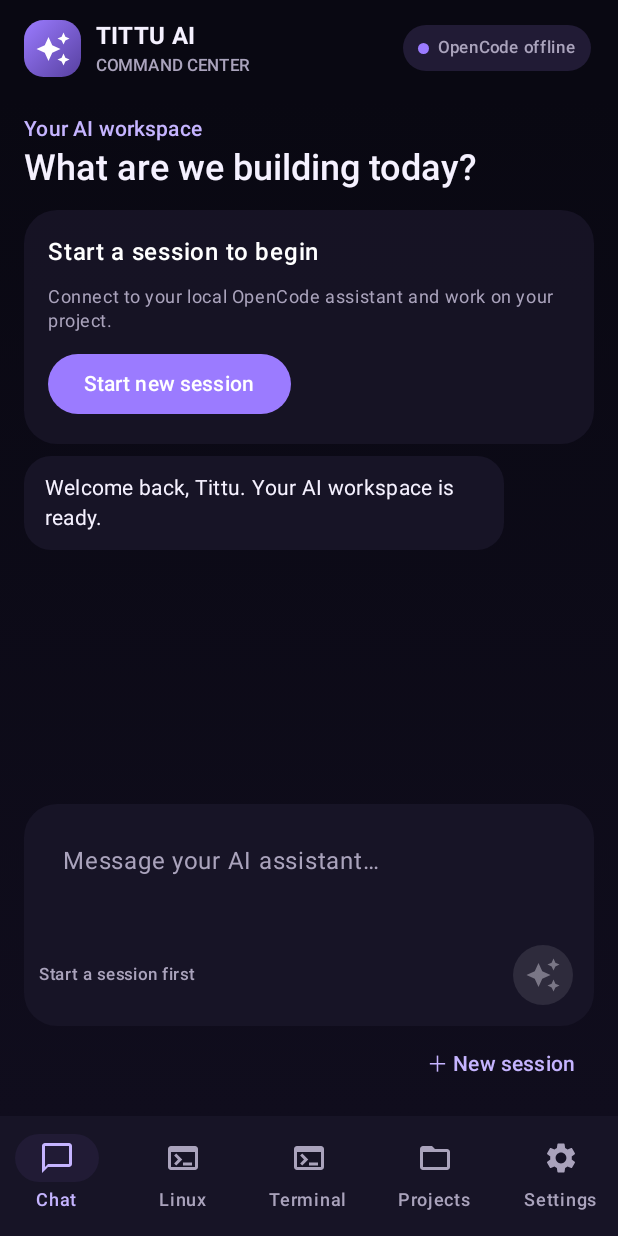
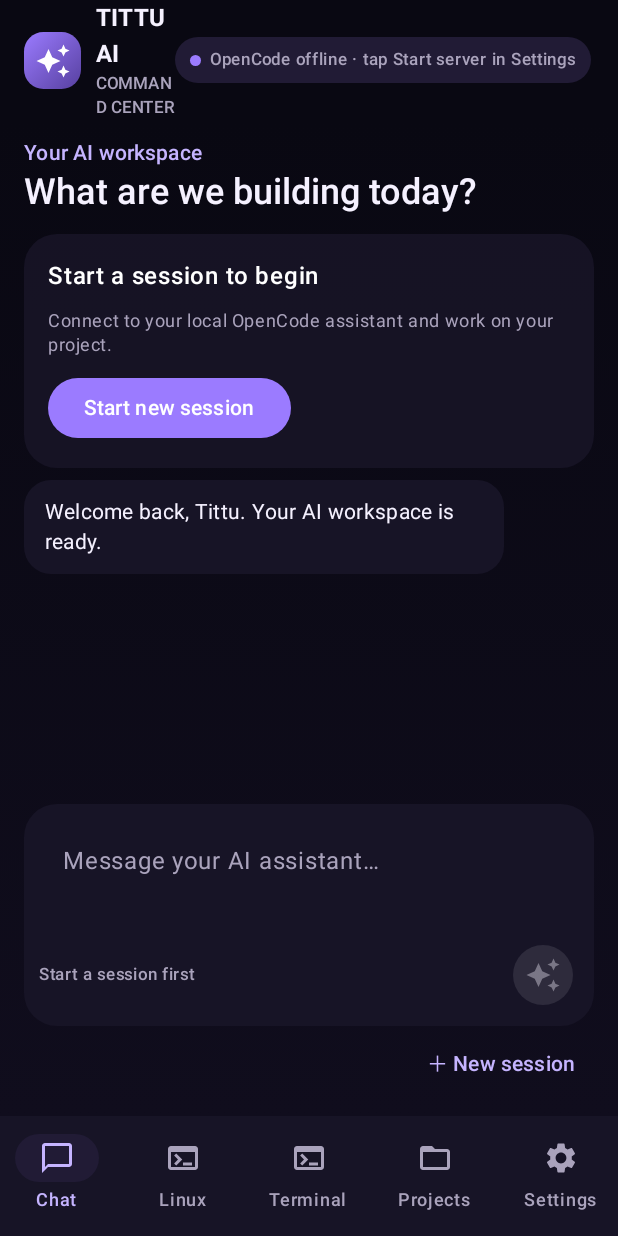
Before and after one commit to padhiyarparesh777-oss/Tittu-AI-Command-Center, an Android app built with Jetpack Compose: the screen it shows after launch (MainActivity), on a phone screen of 412 x 824 dp. Run offline under Robolectric (Android 15) with nearby library versions, the phone set to English and light mode, and no system bars; network calls fail.

Commit message:
Auto-start local OpenCode service when app opens

```diff
--- a/app/src/main/java/com/tittu/commandcenter/MainActivity.kt
+++ b/app/src/main/java/com/tittu/commandcenter/MainActivity.kt
@@ -91,8 +91,13 @@ private fun CommandCenterApp(onRequestTermuxPermission: () -> Unit) {
     val client = remember { OpenCodeClient() }
 
     LaunchedEffect(Unit) {
+        if (TermuxBridge.isTermuxInstalled(context) && TermuxBridge.hasPermission(context)) {
+            status = "Starting local services…"
+            TermuxBridge.startOpenCode(context, useUbuntu)
+            kotlinx.coroutines.delay(1800)
+        }
         client.health().onSuccess { status = "OpenCode online" }
-            .onFailure { status = "OpenCode offline" }
+            .onFailure { status = "OpenCode offline · tap Start server in Settings" }
     }
 
     if (pendingCommand != null) {
```
